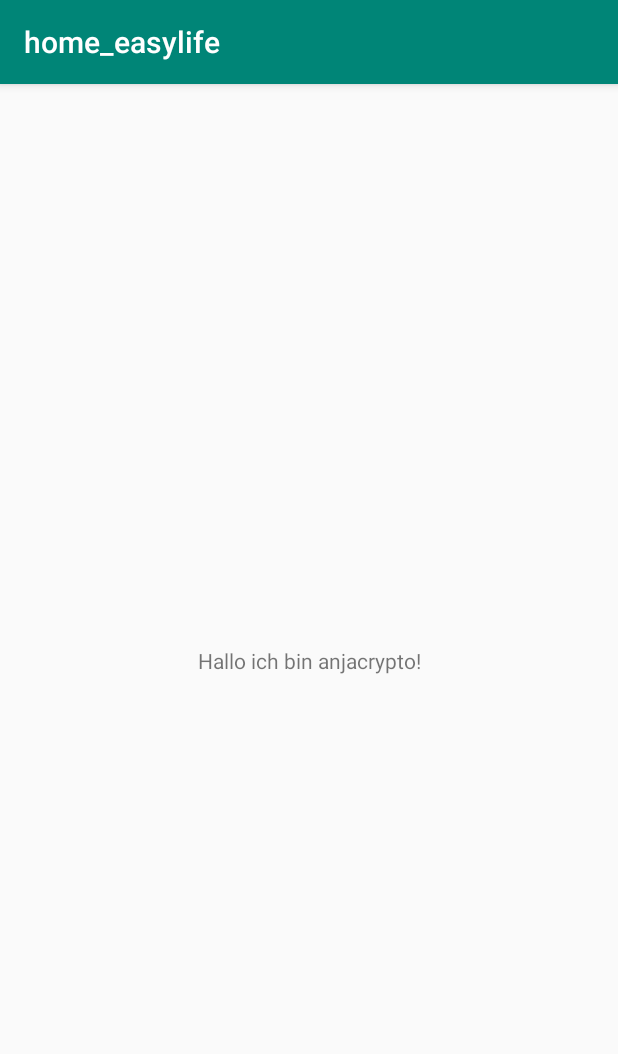
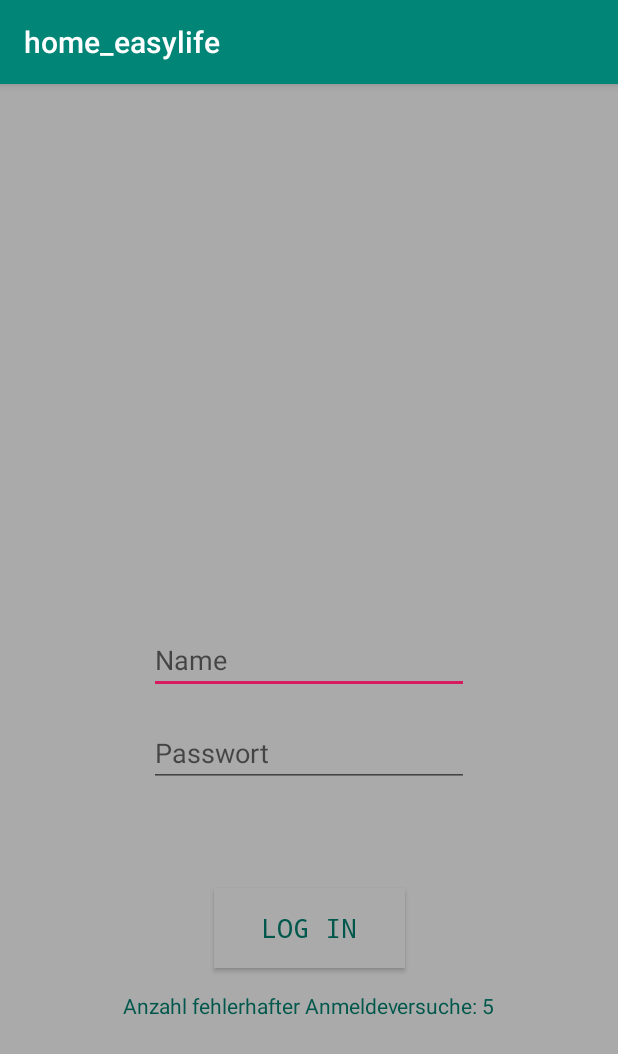
Before and after one commit to sophiafema/home_easylife, an Android app: the screen it shows after launch (MainActivity), on a phone screen of 412 x 824 dp. Shown: the top 1054 px of the screen. Run offline under Robolectric (Android 15) with nearby library versions, the phone set to English and light mode, and no system bars.

Commit message:
Login mit Name: aund passwort: 1 angelegt, Home Screen angelegt

```diff
--- a/app/src/main/java/com/sophiafema/home_easylife/MainActivity.java
+++ b/app/src/main/java/com/sophiafema/home_easylife/MainActivity.java
@@ -2,14 +2,65 @@ package com.sophiafema.home_easylife;
 
 import androidx.appcompat.app.AppCompatActivity;
 
+import android.content.Intent;
 import android.os.Bundle;
+import android.view.View;
+import android.widget.Button;
+import android.widget.EditText;
+import android.widget.TextView;
 
-public class MainActivity extends AppCompatActivity {
+public class MainActivity extends AppCompatActivity{
+
+    private EditText eTMainName;
+    private EditText eTMainPasswort;
+    private Button btnMainLogIn;
+    private TextView tVMainInfo;
+    private int counter = 5;
+
 
     @Override
     protected void onCreate(Bundle savedInstanceState) {
         super.onCreate(savedInstanceState);
         setContentView(R.layout.activity_main);
-        //setContentView(R.layout.activity_main);
+
+
+        eTMainName = (EditText) findViewById(R.id.eTMainName);
+        eTMainPasswort = (EditText) findViewById(R.id.eTMainPasswort);
+        tVMainInfo = (TextView) findViewById(R.id.tVMainInfo);
+        btnMainLogIn = (Button) findViewById(R.id.btnMainLogIn);
+
+
+        tVMainInfo.setText("Anzahl fehlerhafter Anmeldeversuche: 5");
+
+
+        btnMainLogIn.setOnClickListener(new View.OnClickListener()
+        {
+            @Override
+            public void onClick(View view)
+            {
+                validate(eTMainName.getText().toString(), eTMainPasswort.getText().toString());
+            }
+        });
+
+    }
+
+    private void validate(String nutzerName, String nutzerPasswort)
+    {
+        if((nutzerName.equals("a")) && (nutzerPasswort.equals("1")))
+        {
+            Intent intent = new Intent(MainActivity.this, Home.class);
+            startActivity(intent);
+        }
+        else
+        {
+            counter--;
+
+            tVMainInfo.setText("Anzahl fehlerhafter Anmeldeversuche: " + String.valueOf(counter));
+
+            if(counter == 0)
+            {
+                btnMainLogIn.setEnabled(false);
+            }
+        }
     }
 }
--- a/app/src/main/res/layout/activity_main.xml
+++ b/app/src/main/res/layout/activity_main.xml
@@ -2,17 +2,67 @@
 <androidx.constraintlayout.widget.ConstraintLayout xmlns:android="http://schemas.android.com/apk/res/android"
     xmlns:app="http://schemas.android.com/apk/res-auto"
     xmlns:tools="http://schemas.android.com/tools"
+    android:id="@+id/btnHome"
     android:layout_width="match_parent"
     android:layout_height="match_parent"
+    android:background="@android:color/darker_gray"
     tools:context=".MainActivity">
 
-    <TextView
+    <Button
+        android:id="@+id/btnMainLogIn"
+        android:layout_width="127dp"
+        android:layout_height="53dp"
+        android:background="@android:color/darker_gray"
+        android:bufferType="spannable"
+        android:lineSpacingExtra="10sp"
+        android:orientation="horizontal"
+        android:text="Log In"
+        android:textColor="@color/colorPrimaryDark"
+        android:textSize="18sp"
+        android:typeface="monospace"
+        app:layout_constraintBottom_toBottomOf="parent"
+        app:layout_constraintEnd_toEndOf="parent"
+        app:layout_constraintStart_toStartOf="parent"
+        app:layout_constraintTop_toTopOf="parent"
+        app:layout_constraintVertical_bias="0.75" />
+
+    <EditText
+        android:id="@+id/eTMainName"
         android:layout_width="wrap_content"
         android:layout_height="wrap_content"
-        android:text="Hallo ich bin anjacrypto!"
+        android:ems="10"
+        android:hint="Name"
+        android:inputType="textPersonName"
+        android:textColor="@color/colorPrimaryDark"
         app:layout_constraintBottom_toBottomOf="parent"
-        app:layout_constraintLeft_toLeftOf="parent"
-        app:layout_constraintRight_toRightOf="parent"
+        app:layout_constraintEnd_toEndOf="parent"
+        app:layout_constraintStart_toStartOf="parent"
         app:layout_constraintTop_toTopOf="parent" />
 
+    <EditText
+        android:id="@+id/eTMainPasswort"
+        android:layout_width="wrap_content"
+        android:layout_height="wrap_content"
+        android:ems="10"
+        android:hint="Passwort"
+        android:inputType="textPersonName"
+        android:textColor="@color/colorPrimaryDark"
+        app:layout_constraintBottom_toBottomOf="parent"
+        app:layout_constraintEnd_toEndOf="parent"
+        app:layout_constraintStart_toStartOf="parent"
+        app:layout_constraintTop_toTopOf="parent"
+        app:layout_constraintVertical_bias="0.586" />
+
+    <TextView
+        android:id="@+id/tVMainInfo"
+        android:layout_width="wrap_content"
+        android:layout_height="wrap_content"
+        android:text="Anzahl fehlerhafter Anmeldeversuche: "
+        android:textColor="@color/colorPrimaryDark"
+        app:layout_constraintBottom_toBottomOf="parent"
+        app:layout_constraintEnd_toEndOf="parent"
+        app:layout_constraintStart_toStartOf="parent"
+        app:layout_constraintTop_toTopOf="parent"
+        app:layout_constraintVertical_bias="0.808" />
+
 </androidx.constraintlayout.widget.ConstraintLayout>
```
Also changed, not shown: app/src/main/java/com/sophiafema/home_easylife/Home.java (added, +39 -0 lines), app/src/main/res/layout/activity_home.xml (added, +189 -0 lines).
